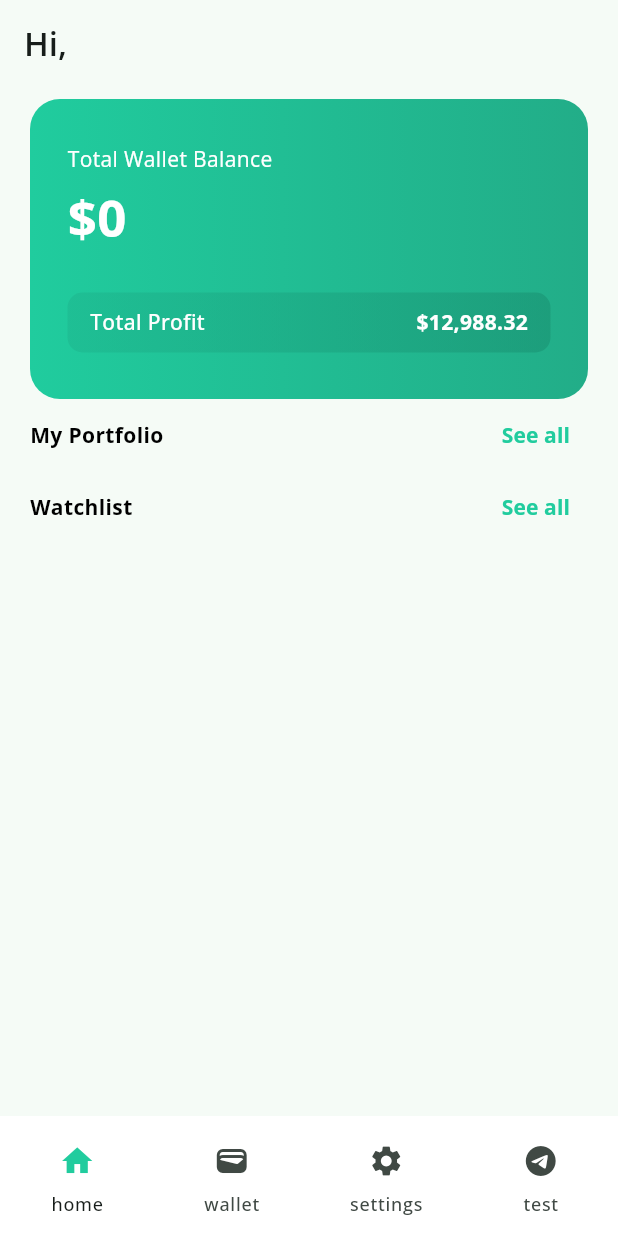
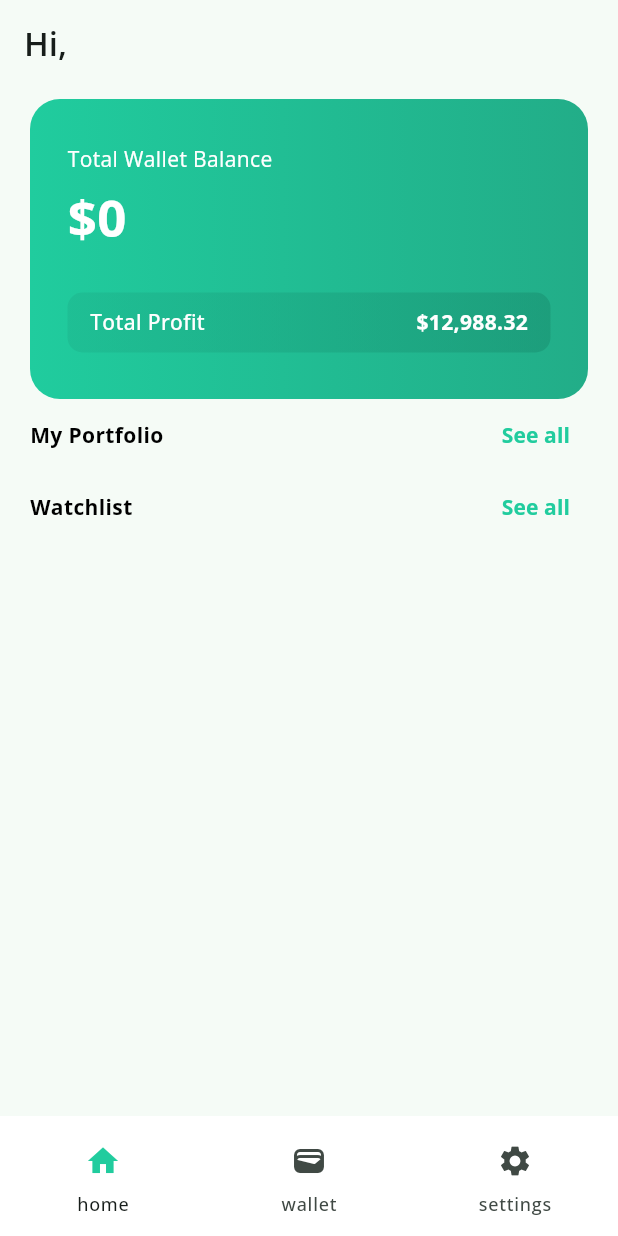
Before and after one commit to GIGI-QUEEN/mock-market, a Flutter app: the screen it shows once a user with an empty profile is signed in, on a phone screen of 412 x 824 dp. Run offline on Flutter 3.47's test engine with Material 3 defaults, Android fonts, the phone set to English and light mode, and no system bars; our stand-ins replace cloud_firestore, firebase_auth, firebase_core, flutter_dotenv, google_fonts, syncfusion_flutter_charts; accounts and stored records are empty; network calls fail.

Commit message:
test view removed from bottom navbar

```diff
--- a/lib/views/main.view.dart
+++ b/lib/views/main.view.dart
@@ -54,13 +54,6 @@ class _MainViewState extends State<MainView> {
                     _currentIndex == 2 ? Theme.of(context).primaryColor : null,
               ),
               label: 'settings'),
-          NavigationDestination(
-              icon: Icon(
-                Icons.telegram,
-                color:
-                    _currentIndex == 3 ? Theme.of(context).primaryColor : null,
-              ),
-              label: 'test'),
         ],
       ),
     );
```
